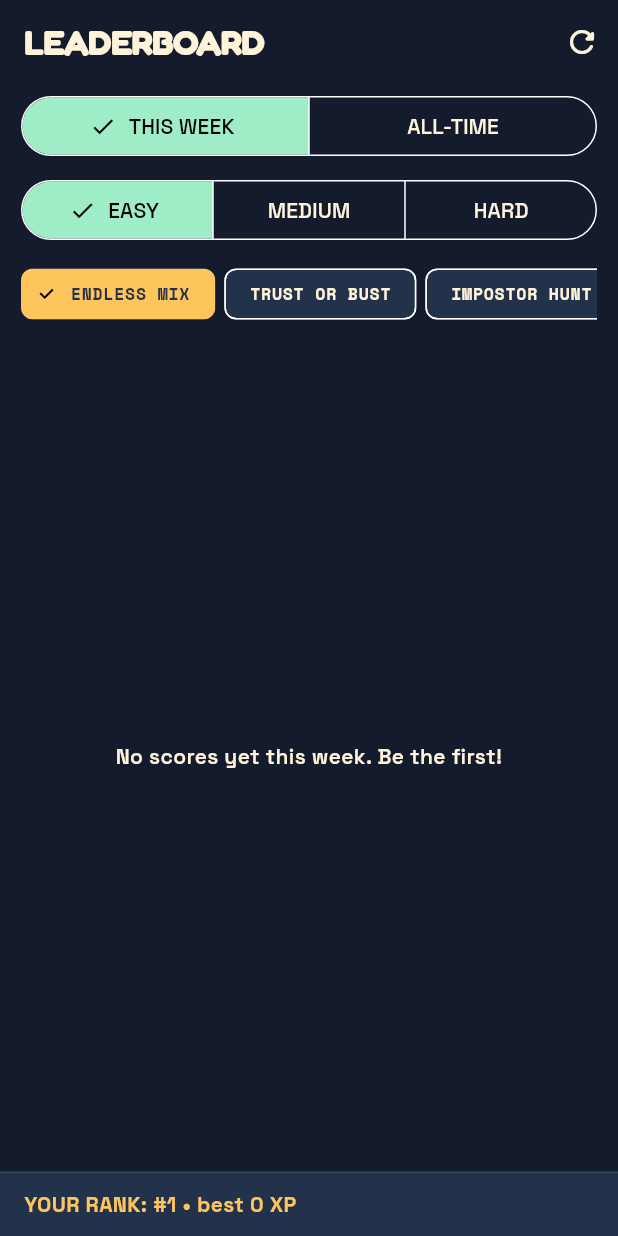
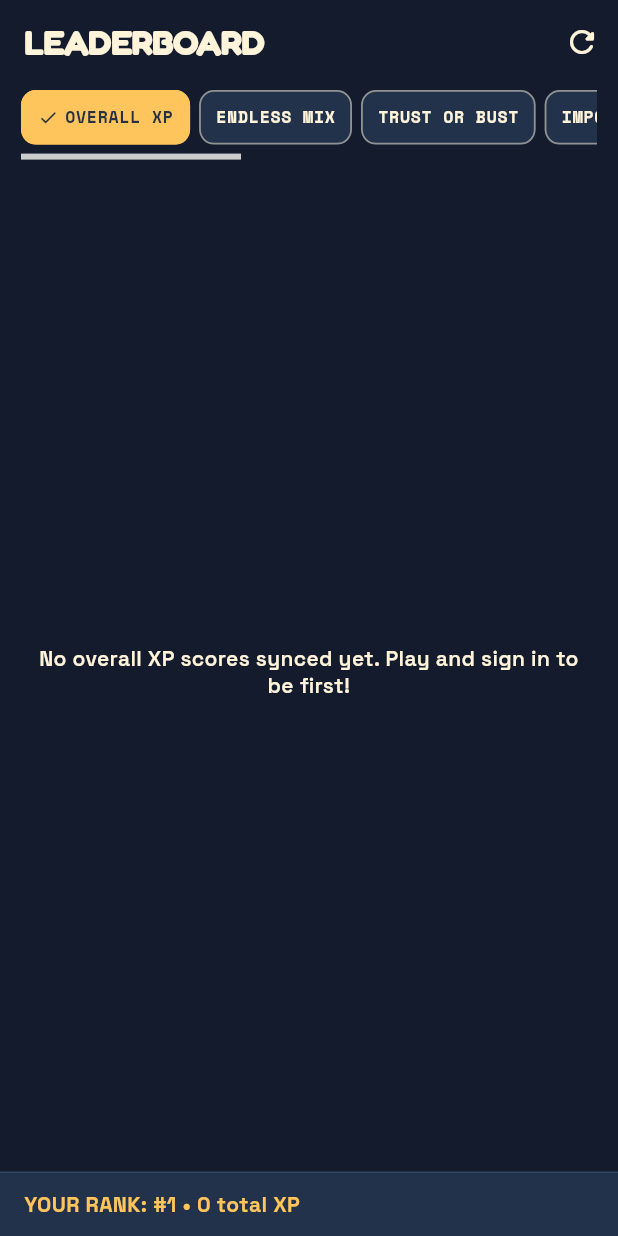
Before and after one commit to giancarloty/scamouflage, a Flutter app: the LeaderboardScreen screen opened directly, on a phone screen of 412 x 824 dp. Run offline on Flutter 3.47's test engine with Material 3 defaults, Android fonts, the phone set to English and light mode, and no system bars; our stand-ins replace audioplayers, cloud_firestore, firebase_auth, firebase_core, google_fonts, shared_preferences; accounts and stored records are empty.

Commit message:
Add Overall XP leaderboard and scrollable mode tabs

```diff
--- a/lib/services/leaderboard_service.dart
+++ b/lib/services/leaderboard_service.dart
@@ -54,6 +54,7 @@ class LeaderboardService {
 
   static String boardId(
       BoardPeriod period, String mode, ArcadeDifficulty difficulty) {
+    if (mode == 'overall') return 'overall_xp';
     return period == BoardPeriod.weekly
         ? 'week_${weekKey()}_${mode}_${difficulty.name}'
         : 'all_${mode}_${difficulty.name}';
--- a/lib/views/account_screens.dart
+++ b/lib/views/account_screens.dart
@@ -3,6 +3,7 @@ import '../models/arcade_models.dart';
 import '../services/auth_service.dart';
 import '../services/leaderboard_service.dart';
 import 'theme.dart';
+import 'package:flutter/gestures.dart';
 
 /// Replaces the old "Online features – coming soon" preview card on the
 /// Profile screen. Sign-in stays optional; the game works fully offline.
@@ -365,14 +366,23 @@ class LeaderboardScreen extends StatefulWidget {
 
 class _LeaderboardScreenState extends State<LeaderboardScreen> {
   static final List<(String, String)> _modes = [
+    ('overall', 'OVERALL XP'),
     ('mix', 'ENDLESS MIX'),
     for (final m in ArcadeMode.values) (m.name, m.title),
   ];
 
   BoardPeriod _period = BoardPeriod.weekly;
-  String _mode = 'mix';
+  String _mode = 'overall';
   ArcadeDifficulty _difficulty = ArcadeDifficulty.easy;
   late Future<_BoardData> _future;
+
+  final ScrollController _modeScroll = ScrollController();
+
+  @override
+  void dispose() {
+    _modeScroll.dispose();
+    super.dispose();
+  }
 
   @override
   void initState() {
@@ -423,7 +433,55 @@ class _LeaderboardScreenState extends State<LeaderboardScreen> {
 
 Widget _filters() => Padding(
         padding: const EdgeInsets.fromLTRB(14, 4, 14, 8),
-        child: Column(crossAxisAlignment: CrossAxisAlignment.start, children: [
+        child: SizedBox(
+          width: double.infinity,
+          child: Column(
+            crossAxisAlignment: CrossAxisAlignment.stretch,
+            children: [
+              LayoutBuilder(
+                builder: (context, constraints) {
+                  final stretch = constraints.maxWidth >= 920;
+                  if (stretch) {
+                    return Row(
+                      children: [
+                        for (var i = 0; i < _modes.length; i++) ...[
+                          if (i > 0) const SizedBox(width: 6),
+                          Expanded(child: _modeTab(_modes[i].$1, _modes[i].$2)),
+                        ],
+                      ],
+                    );
+                  }
+                  return ScrollConfiguration(
+                    behavior: ScrollConfiguration.of(context).copyWith(
+                      dragDevices: {
+                        PointerDeviceKind.touch,
+                        PointerDeviceKind.mouse,
+                        PointerDeviceKind.trackpad,
+                      },
+                    ),
+                    child: Scrollbar(
+                      controller: _modeScroll,
+                      thumbVisibility: true,
+                      interactive: true,
+                      child: SingleChildScrollView(
+                        controller: _modeScroll,
+                        scrollDirection: Axis.horizontal,
+                        padding: const EdgeInsets.only(bottom: 10),
+                        child: Row(
+                          children: [
+                            for (var i = 0; i < _modes.length; i++) ...[
+                              if (i > 0) const SizedBox(width: 6),
+                              _modeTab(_modes[i].$1, _modes[i].$2),
+                            ],
+                          ],
+                        ),
+                      ),
+                    ),
+                  );
+                },
+              ),
+              if (_mode != 'overall') ...[
+                const SizedBox(height: 8),
                 SizedBox(
                   width: double.infinity,
                   child: SegmentedButton<BoardPeriod>(
@@ -434,7 +492,8 @@ class _LeaderboardScreenState extends State<LeaderboardScreen> {
                           value: BoardPeriod.allTime, label: Text('ALL-TIME')),
                     ],
                     selected: {_period},
-              onSelectionChanged: (s) => _change(() => _period = s.first),
+                    onSelectionChanged: (s) =>
+                        _change(() => _period = s.first),
                   ),
                 ),
                 const SizedBox(height: 8),
@@ -447,30 +506,55 @@ class _LeaderboardScreenState extends State<LeaderboardScreen> {
                             value: d, label: Text(d.title)),
                     ],
                     selected: {_difficulty},
-              onSelectionChanged: (s) => _change(() => _difficulty = s.first),
+                    onSelectionChanged: (s) =>
+                        _change(() => _difficulty = s.first),
                   ),
                 ),
-          const SizedBox(height: 8),
-          SingleChildScrollView(
-            scrollDirection: Axis.horizontal,
-            child: Row(children: [
-              for (final (key, label) in _modes)
-                Padding(
-                  padding: const EdgeInsets.only(right: 6),
-                  child: ChoiceChip(
-                    label: Text(label,
-                        style: typewriter(11,
-                            color: _mode == key ? coal : parchment)),
-                    selected: _mode == key,
-                    selectedColor: mustard,
-                    backgroundColor: deskBlue,
-                    onSelected: (_) => _change(() => _mode = key),
+              ],
+            ],
           ),
         ),
-            ]),
+      );
+
+  Widget _modeTab(String key, String label) {
+    final selected = _mode == key;
+    return Material(
+      color: selected ? mustard : deskBlue,
+      borderRadius: BorderRadius.circular(10),
+      child: InkWell(
+        onTap: () => _change(() => _mode = key),
+        borderRadius: BorderRadius.circular(10),
+        child: Container(
+          padding: const EdgeInsets.symmetric(horizontal: 10, vertical: 9),
+          decoration: BoxDecoration(
+            borderRadius: BorderRadius.circular(10),
+            border: Border.all(
+              color: selected ? mustard : parchment.withValues(alpha: .5),
+              width: 1.2,
             ),
-        ]),
+          ),
+          child: Row(
+            mainAxisAlignment: MainAxisAlignment.center,
+            mainAxisSize: MainAxisSize.min,
+            children: [
+              if (selected) ...[
+                const Icon(Icons.check_rounded, size: 14, color: coal),
+                const SizedBox(width: 4),
+              ],
+              Flexible(
+                child: Text(
+                  label,
+                  maxLines: 1,
+                  overflow: TextOverflow.ellipsis,
+                  style: typewriter(11, color: selected ? coal : parchment),
+                ),
+              ),
+            ],
+          ),
+        ),
+      ),
     );
+  }
 
   Widget _results() {
     if (!AuthService.instance.available) {
@@ -489,7 +573,9 @@ class _LeaderboardScreenState extends State<LeaderboardScreen> {
         }
         final top = snap.data!.top;
         if (top.isEmpty) {
-          return _message(_period == BoardPeriod.weekly
+          return _message(_mode == 'overall'
+              ? 'No overall XP scores synced yet. Play and sign in to be first!'
+              : _period == BoardPeriod.weekly
                   ? 'No scores yet this week. Be the first!'
                   : 'No scores yet. Be the first!');
         }
@@ -564,8 +650,12 @@ class _LeaderboardScreenState extends State<LeaderboardScreen> {
                   final mine = snap.data?.mine;
                   return Text(
                     mine == null
-                        ? 'YOUR RANK: play a run on this board to get ranked.'
-                        : 'YOUR RANK: #${mine.rank} • best ${mine.score} XP',
+                        ? (_mode == 'overall'
+                            ? 'YOUR RANK: earn XP and sync to get ranked.'
+                            : 'YOUR RANK: play a run on this board to get ranked.')
+                        : (_mode == 'overall'
+                            ? 'YOUR RANK: #${mine.rank} • ${mine.score} total XP'
+                            : 'YOUR RANK: #${mine.rank} • best ${mine.score} XP'),
                     style: captionText(14,
                         color: mustard, weight: FontWeight.w700),
                   );
```
Also changed, not shown: pubspec.lock, 2 other files. Lines whose indentation alone changed are shown as unchanged.
